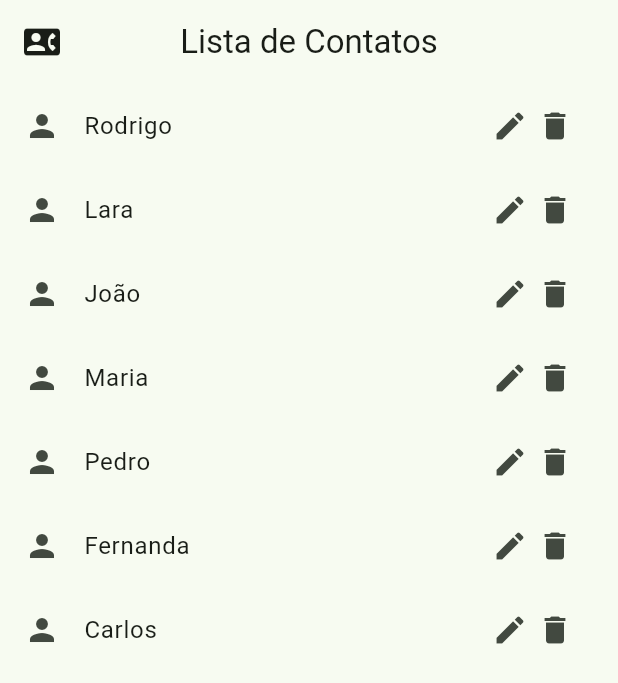
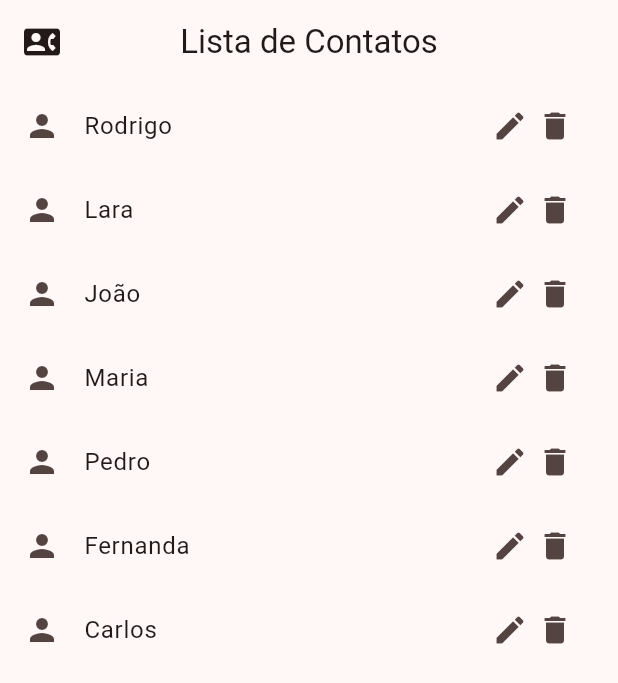
Before and after one commit to hudsonhenriique/Basico-de-Flutter, a Flutter app: the screen it shows after launch, on a phone screen of 412 x 824 dp. Shown: the top 683 px of the screen. Run offline on Flutter 3.47's test engine with Material 3 defaults, Android fonts, the phone set to English and light mode, and no system bars.

Commit message:
Correção e ajustes na classe LinhaContato para exibição correta dos itens na lista

```diff
--- a/app/lib/main.dart
+++ b/app/lib/main.dart
@@ -14,7 +14,7 @@ class MyApp extends StatelessWidget {
       title: 'Flutter Demo',
       debugShowCheckedModeBanner: false,
       theme: ThemeData(
-        colorScheme: ColorScheme.fromSeed(seedColor: Colors.green),
+        colorScheme: ColorScheme.fromSeed(seedColor: Colors.red),
       ),
       home: ListaContatos(
         contatos: [
@@ -44,27 +44,30 @@ class ListaContatos extends StatelessWidget {
         centerTitle: true,
         leading: Icon(Icons.contact_phone),
       ),
-
       body: ListView.builder(
-        itemBuilder:
-            (context, index) => ListTile(
-              title: Text(contatos[index]),
-              leading: Icon(Icons.person),
-              trailing: Container(
-                width: 60,
-                child: Row(
-                  children: [
-                    Icon(Icons.edit),
-                    SizedBox(width: 6),
-                    Icon(Icons.delete),
-                  ],
-                ),
-              ),
-              // subtitle: Text('Telefone: 123456789'),
-            ),
-
+        itemBuilder: (context, index) => LinhaContato(contato: contatos[index]),
         itemCount: contatos.length,
       ),
     );
   }
 }
+
+class LinhaContato extends StatelessWidget {
+  const LinhaContato({required this.contato});
+
+  final String contato;
+
+  @override
+  Widget build(BuildContext context) {
+    return ListTile(
+      title: Text(contato),
+      leading: Icon(Icons.person),
+      trailing: Container(
+        width: 60,
+        child: Row(
+          children: [Icon(Icons.edit), SizedBox(width: 6), Icon(Icons.delete)],
+        ),
+      ),
+    );
+  }
+}
```
